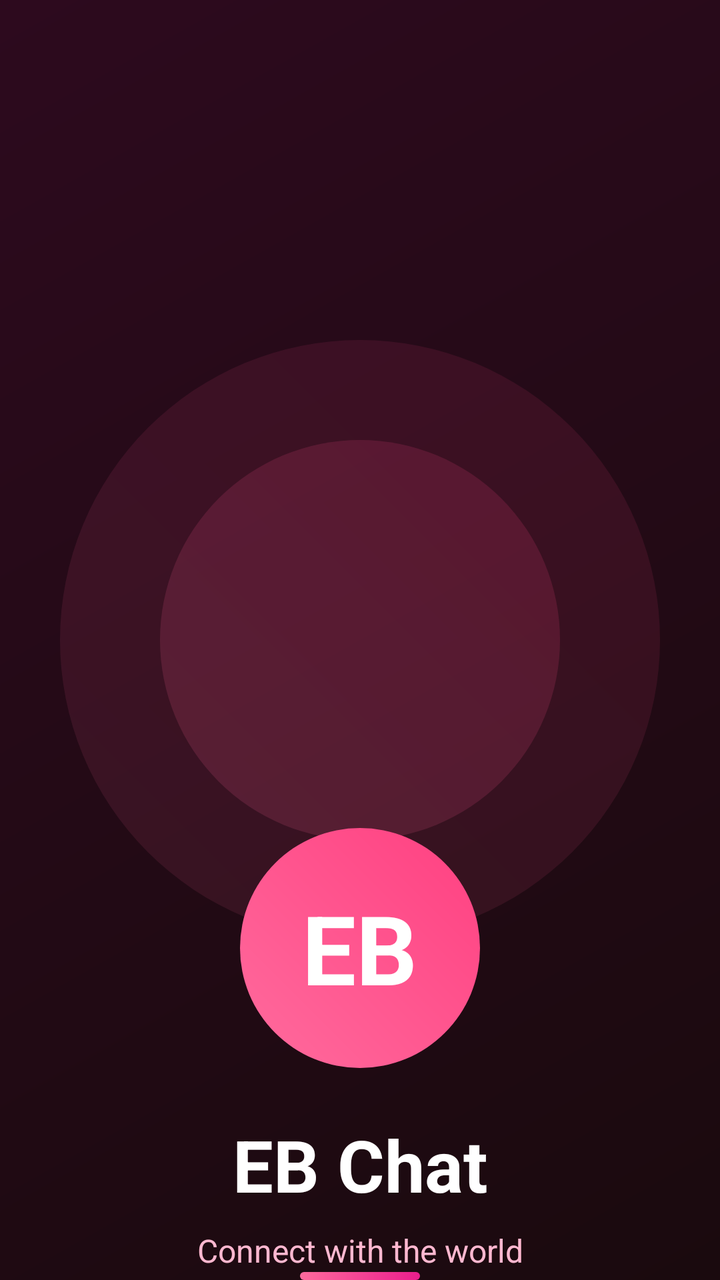
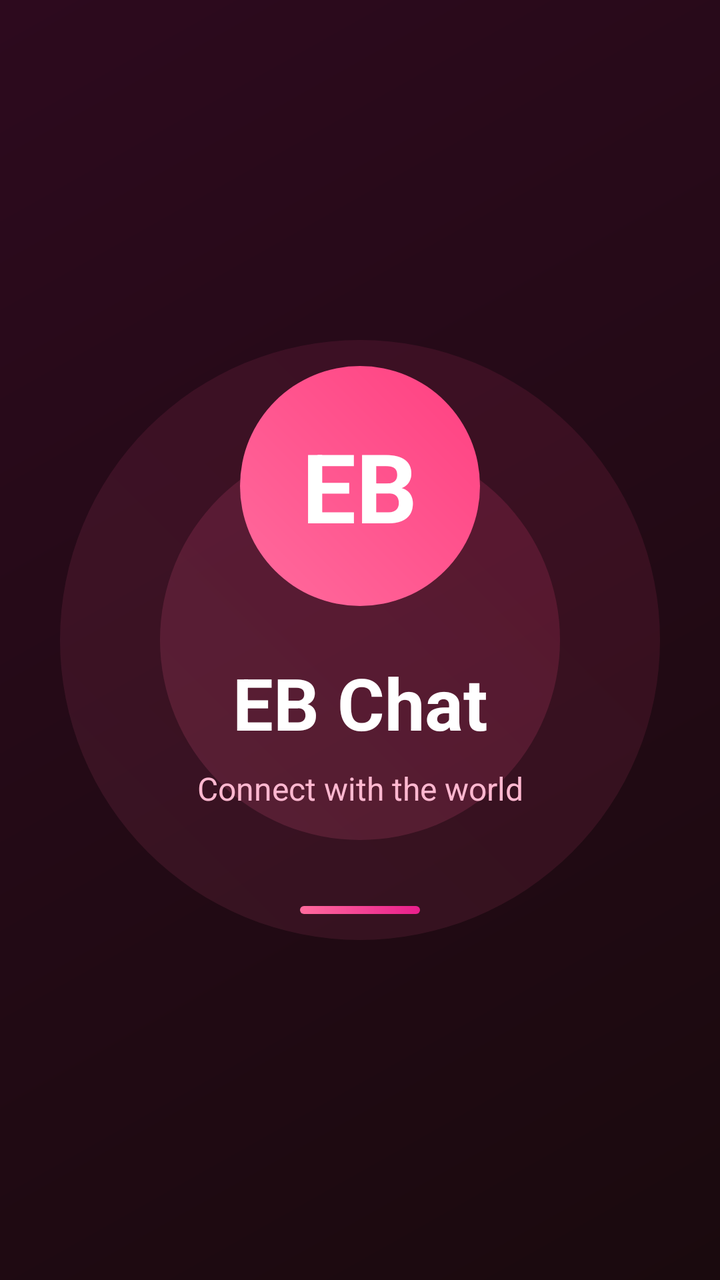

Before-and-after screenshots of an Android layout around one commit, followed by the original layout XML and the change that was made.
<!-- AndroidManifest.xml: activity theme Theme.EBChat.Splash -->
<!-- res/layout/activity_splash.xml -->
<?xml version="1.0" encoding="utf-8"?>
<androidx.constraintlayout.widget.ConstraintLayout
    xmlns:android="http://schemas.android.com/apk/res/android"
    xmlns:app="http://schemas.android.com/apk/res-auto"
    android:layout_width="match_parent"
    android:layout_height="match_parent"
    android:background="@drawable/bg_gradient">

    
    <View
        android:id="@+id/circle1"
        android:layout_width="300dp"
        android:layout_height="300dp"
        android:background="@drawable/bg_story_ring"
        android:alpha="0.1"
        app:layout_constraintBottom_toBottomOf="parent"
        app:layout_constraintEnd_toEndOf="parent"
        app:layout_constraintStart_toStartOf="parent"
        app:layout_constraintTop_toTopOf="parent" />

    <View
        android:id="@+id/circle2"
        android:layout_width="200dp"
        android:layout_height="200dp"
        android:background="@drawable/bg_story_ring"
        android:alpha="0.15"
        app:layout_constraintBottom_toBottomOf="parent"
        app:layout_constraintEnd_toEndOf="parent"
        app:layout_constraintStart_toStartOf="parent"
        app:layout_constraintTop_toTopOf="parent" />

    
    <FrameLayout
        android:id="@+id/logoImage"
        android:layout_width="120dp"
        android:layout_height="120dp"
        android:background="@drawable/bg_story_ring"
        app:layout_constraintBottom_toTopOf="@id/appTitle"
        app:layout_constraintEnd_toEndOf="parent"
        app:layout_constraintStart_toStartOf="parent"
        app:layout_constraintTop_toTopOf="parent"
        app:layout_constraintVertical_chainStyle="packed">

        <TextView
            android:layout_width="wrap_content"
            android:layout_height="wrap_content"
            android:layout_gravity="center"
            android:text="EB"
            android:textColor="@color/white"
            android:textSize="48sp"
            android:textStyle="bold" />
    </FrameLayout>

    
    <TextView
        android:id="@+id/appTitle"
        android:layout_width="wrap_content"
        android:layout_height="wrap_content"
        android:layout_marginTop="24dp"
        android:text="EB Chat"
        android:textColor="@color/white"
        android:textSize="36sp"
        android:textStyle="bold"
        app:layout_constraintBottom_toTopOf="@id/appTagline"
        app:layout_constraintEnd_toEndOf="parent"
        app:layout_constraintStart_toStartOf="parent"
        app:layout_constraintTop_toBottomOf="@id/logoImage" />

    
    <TextView
        android:id="+id/appTagline"
        android:layout_width="wrap_content"
        android:layout_height="wrap_content"
        android:layout_marginTop="8dp"
        android:text="@string/tagline"
        android:textColor="@color/pink_light"
        android:textSize="16sp"
        app:layout_constraintBottom_toTopOf="@id/shimmerView"
        app:layout_constraintEnd_toEndOf="parent"
        app:layout_constraintStart_toStartOf="parent"
        app:layout_constraintTop_toBottomOf="@id/appTitle" />

    
    <View
        android:id="@+id/shimmerView"
        android:layout_width="60dp"
        android:layout_height="4dp"
        android:layout_marginTop="48dp"
        android:background="@drawable/bg_button_pink"
        app:layout_constraintBottom_toBottomOf="parent"
        app:layout_constraintEnd_toEndOf="parent"
        app:layout_constraintStart_toStartOf="parent"
        app:layout_constraintTop_toBottomOf="@id/appTagline" />

</androidx.constraintlayout.widget.ConstraintLayout>
<!-- resources referenced by this layout -->
<resources>
  <color name="pink_light">#FFB8D0</color>
  <color name="white">#FFFFFFFF</color>
  <!-- drawable bg_button_pink (drawable) -->
  <?xml version="1.0" encoding="utf-8"?>
  <ripple xmlns:android="http://schemas.android.com/apk/res/android"
      android:color="@color/pink_light">
      <item>
          <shape android:shape="rectangle">
              <gradient
                  android:startColor="@color/pink_primary"
                  android:endColor="@color/pink_primary_dark"
                  android:angle="45" />
              <corners android:radius="25dp" />
          </shape>
      </item>
  </ripple>
  <!-- drawable bg_gradient (drawable) -->
  <?xml version="1.0" encoding="utf-8"?>
  <shape xmlns:android="http://schemas.android.com/apk/res/android"
      android:shape="rectangle">
      <gradient
          android:startColor="@color/bg_gradient_start"
          android:endColor="@color/bg_gradient_end"
          android:angle="135"
          android:type="linear" />
  </shape>
  <!-- drawable bg_story_ring (drawable) -->
  <?xml version="1.0" encoding="utf-8"?>
  <shape xmlns:android="http://schemas.android.com/apk/res/android"
      android:shape="oval">
      <gradient
          android:startColor="@color/story_ring_gradient_start"
          android:endColor="@color/story_ring_gradient_end"
          android:angle="45"
          android:type="linear" />
  </shape>
  <string name="tagline">Connect with the world</string>
  <style name="Theme.EBChat.Splash" parent="Theme.Material3.Dark.NoActionBar">
          <item name="android:windowBackground">@drawable/bg_splash</item>
          <item name="android:statusBarColor">@color/bg_gradient_start</item>
          <item name="android:navigationBarColor">@color/bg_gradient_end</item>
          <item name="android:windowLightStatusBar">false</item>
      </style>
  <color name="pink_primary">#FF6B9D</color>
  <color name="pink_primary_dark">#E91E8C</color>
  <color name="bg_gradient_start">#1A0A0E</color>
  <color name="bg_gradient_end">#2D0A1E</color>
  <color name="story_ring_gradient_start">#FF6B9D</color>
  <color name="story_ring_gradient_end">#FF4081</color>
  <!-- drawable bg_splash (drawable) -->
  <?xml version="1.0" encoding="utf-8"?>
  <layer-list xmlns:android="http://schemas.android.com/apk/res/android">
      <item android:drawable="@color/bg_gradient_start" />
      <item
          android:width="200dp"
          android:height="200dp"
          android:gravity="center">
          <shape android:shape="oval">
              <gradient
                  android:startColor="@color/pink_primary"
                  android:endColor="@color/pink_primary_dark"
                  android:angle="45" />
          </shape>
      </item>
      <item
          android:width="120dp"
          android:height="120dp"
          android:gravity="center"
          android:top="40dp">
          <shape android:shape="oval">
              <solid android:color="@color/bg_gradient_start" />
          </shape>
      </item>
  </layer-list>
</resources>

<!-- the commit's change to res/layout/activity_splash.xml (unified diff, before → after) -->
@@ -68,7 +68,7 @@
 
     
     <TextView
-        android:id="+id/appTagline"
+        android:id="@+id/appTagline"
         android:layout_width="wrap_content"
         android:layout_height="wrap_content"
         android:layout_marginTop="8dp"
